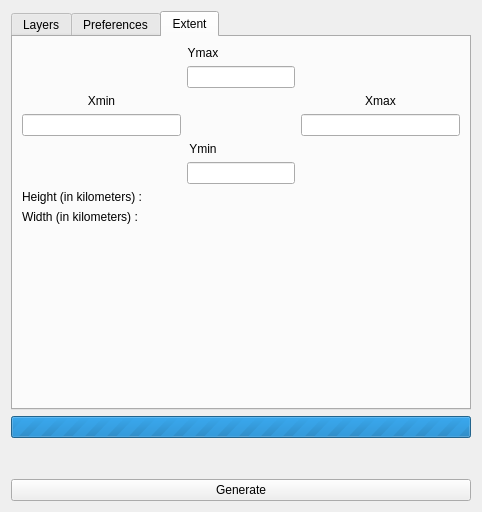
Qt form ui_vizitown.ui (vongoethe/vizitown_plugin) before a commit.
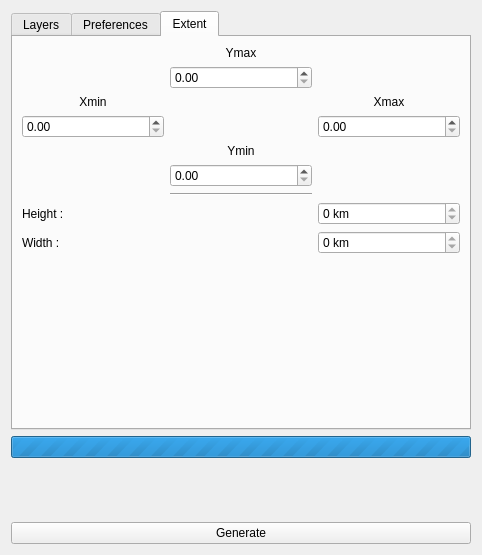
The same form after that commit. The open tabs and pages were chosen to show the change. Icons and pictures are not drawn.

Commit message: Change lineEdit in spinbox in tab extent and for the port

```diff
--- a/ui_vizitown.ui
+++ b/ui_vizitown.ui
@@ -10,7 +10,7 @@
     <x>0</x>
     <y>0</y>
     <width>482</width>
-    <height>512</height>
+    <height>555</height>
    </rect>
   </property>
   <property name="windowTitle">
@@ -203,7 +203,7 @@
        <string>Extent</string>
       </attribute>
       <layout class="QGridLayout" name="gridLayout_4">
-       <item row="0" column="1">
+       <item row="2" column="2">
         <widget class="QLabel" name="label_14">
          <property name="text">
           <string>Ymax</string>
@@ -213,93 +213,30 @@
          </property>
         </widget>
        </item>
-       <item row="1" column="1" colspan="3">
-        <widget class="QLineEdit" name="le_ymax">
-         <property name="text">
-          <string/>
+       <item row="14" column="4">
+        <widget class="QSpinBox" name="lb_width">
+         <property name="readOnly">
+          <bool>true</bool>
          </property>
-        </widget>
-       </item>
-       <item row="2" column="0">
-        <widget class="QLabel" name="label_11">
-         <property name="text">
-          <string>Xmin</string>
+         <property name="suffix">
+          <string> km</string>
          </property>
-         <property name="alignment">
-          <set>Qt::AlignCenter</set>
+         <property name="minimum">
+          <number>-999999999</number>
          </property>
-        </widget>
-       </item>
-       <item row="2" column="4">
-        <widget class="QLabel" name="label_13">
-         <property name="text">
-          <string>Xmax</string>
+         <property name="maximum">
+          <number>999999999</number>
          </property>
-         <property name="alignment">
-          <set>Qt::AlignCenter</set>
-         </property>
         </widget>
        </item>
-       <item row="3" column="0">
-        <widget class="QLineEdit" name="le_xmin">
-         <property name="text">
-          <string/>
-         </property>
-        </widget>
-       </item>
-       <item row="3" column="4">
-        <widget class="QLineEdit" name="le_xmax">
-         <property name="text">
-          <string/>
-         </property>
-        </widget>
-       </item>
-       <item row="4" column="1">
-        <widget class="QLabel" name="label_12">
-         <property name="text">
-          <string>Ymin</string>
-         </property>
-         <property name="alignment">
-          <set>Qt::AlignCenter</set>
-         </property>
-        </widget>
-       </item>
-       <item row="5" column="1" colspan="3">
-        <widget class="QLineEdit" name="le_ymin">
-         <property name="text">
-          <string/>
-         </property>
-        </widget>
-       </item>
-       <item row="6" column="0">
+       <item row="13" column="0">
         <widget class="QLabel" name="label">
          <property name="text">
-          <string>Height (in kilometers) :</string>
+          <string>Height :</string>
          </property>
         </widget>
        </item>
-       <item row="6" column="3">
-        <widget class="QLabel" name="lb_height">
-         <property name="text">
-          <string/>
-         </property>
-        </widget>
-       </item>
-       <item row="7" column="0">
-        <widget class="QLabel" name="label_2">
-         <property name="text">
-          <string>Width (in kilometers) :</string>
-         </property>
-        </widget>
-       </item>
-       <item row="7" column="3">
-        <widget class="QLabel" name="lb_width">
-         <property name="text">
-          <string/>
-         </property>
-        </widget>
-       </item>
-       <item row="8" column="2">
+       <item row="15" column="2">
         <spacer name="verticalSpacer_2">
          <property name="orientation">
           <enum>Qt::Vertical</enum>
@@ -312,6 +249,78 @@
          </property>
         </spacer>
        </item>
+       <item row="3" column="2">
+        <widget class="QDoubleSpinBox" name="le_ymax"/>
+       </item>
+       <item row="14" column="0">
+        <widget class="QLabel" name="label_2">
+         <property name="text">
+          <string>Width :</string>
+         </property>
+        </widget>
+       </item>
+       <item row="13" column="4">
+        <widget class="QSpinBox" name="lb_height">
+         <property name="readOnly">
+          <bool>true</bool>
+         </property>
+         <property name="suffix">
+          <string> km</string>
+         </property>
+         <property name="minimum">
+          <number>-999999999</number>
+         </property>
+         <property name="maximum">
+          <number>999999999</number>
+         </property>
+        </widget>
+       </item>
+       <item row="5" column="0">
+        <widget class="QDoubleSpinBox" name="le_xmin"/>
+       </item>
+       <item row="5" column="4">
+        <widget class="QDoubleSpinBox" name="le_xmax"/>
+       </item>
+       <item row="6" column="2">
+        <widget class="QLabel" name="label_12">
+         <property name="text">
+          <string>Ymin</string>
+         </property>
+         <property name="alignment">
+          <set>Qt::AlignCenter</set>
+         </property>
+        </widget>
+       </item>
+       <item row="7" column="2">
+        <widget class="QDoubleSpinBox" name="le_ymin"/>
+       </item>
+       <item row="4" column="0">
+        <widget class="QLabel" name="label_11">
+         <property name="text">
+          <string>Xmin</string>
+         </property>
+         <property name="alignment">
+          <set>Qt::AlignCenter</set>
+         </property>
+        </widget>
+       </item>
+       <item row="4" column="4">
+        <widget class="QLabel" name="label_13">
+         <property name="text">
+          <string>Xmax</string>
+         </property>
+         <property name="alignment">
+          <set>Qt::AlignCenter</set>
+         </property>
+        </widget>
+       </item>
+       <item row="10" column="2">
+        <widget class="Line" name="line">
+         <property name="orientation">
+          <enum>Qt::Horizontal</enum>
+         </property>
+        </widget>
+       </item>
       </layout>
      </widget>
     </widget>
```
Left out of the diff: 16 changed lines with no effect on the pictures. The commit also changes 3 other files.
